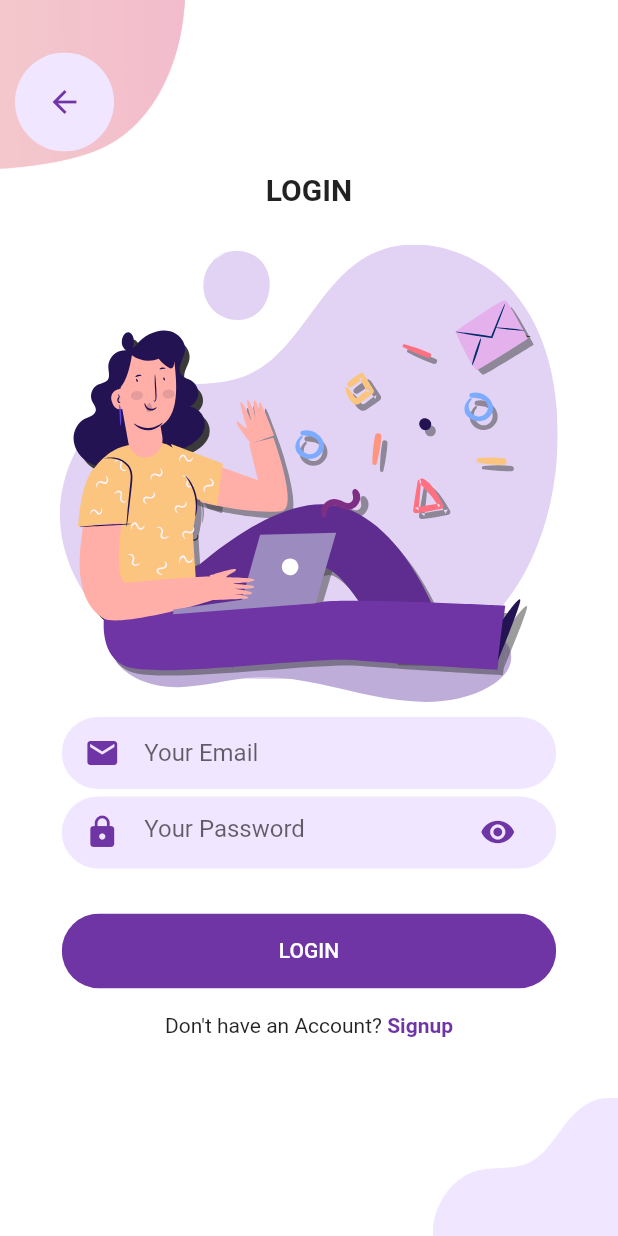
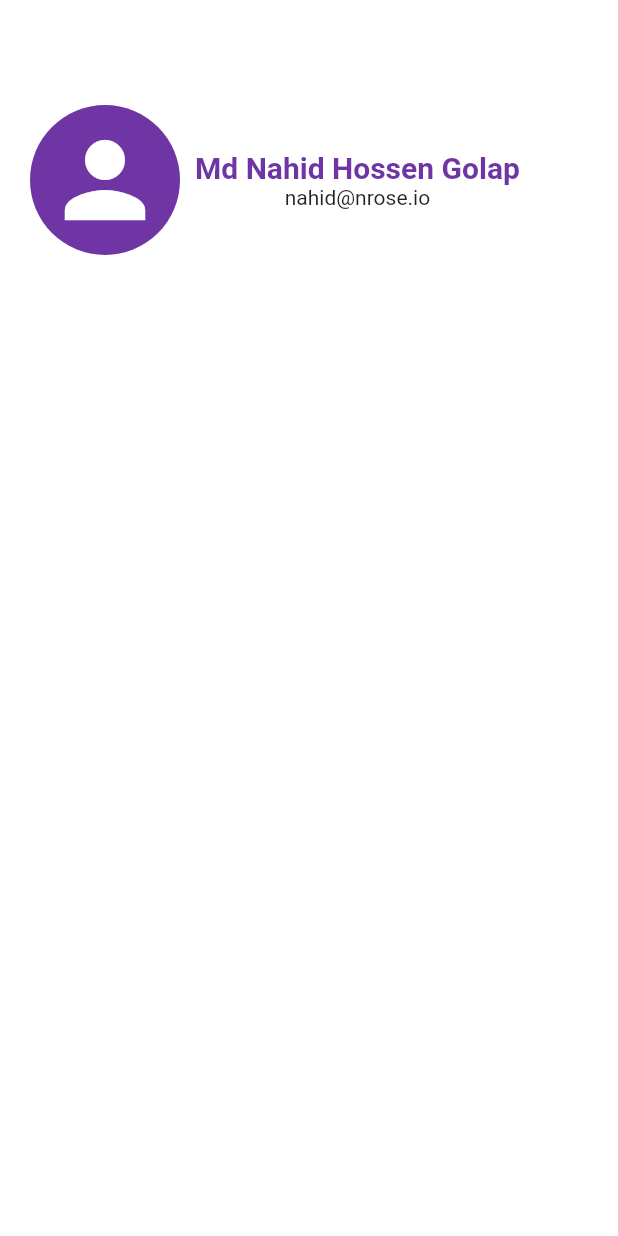
Before and after one commit to nrose-dev/flutter_welcome_signup_login, a Flutter app: the LoginScreen screen opened directly, after a tap on "LOGIN", on a phone screen of 412 x 824 dp. Run offline on Flutter 3.47's test engine with Material 2 defaults, Android fonts, the phone set to English and light mode, and no system bars; our stand-ins replace flutter_svg; missing offline and left inert: fancy_snackbar.

Commit message:
add dashboard screen

```diff
--- /dev/null
+++ b/lib/Screens/dashboard_screen.dart
@@ -0,0 +1,72 @@
+import 'package:flutter/material.dart';
+import 'package:flutter_welcome_signup_login/constants.dart';
+
+class DashboardScreen extends StatefulWidget {
+  const DashboardScreen({super.key});
+
+  @override
+  State<DashboardScreen> createState() => _DashboardScreenState();
+}
+
+class _DashboardScreenState extends State<DashboardScreen> {
+  @override
+  Widget build(BuildContext context) {
+    Size size = MediaQuery.of(context).size;
+    return Scaffold(
+      body: Container(
+        width: double.infinity,
+        padding: const EdgeInsets.all(20),
+        color: Colors.white,
+        alignment: Alignment.center,
+        child: Column(
+          children: [
+            const SizedBox(
+              height: 50,
+            ),
+            Row(
+              children: [
+                Container(
+                  alignment: Alignment.center,
+                  height: 100,
+                  width: 100,
+                  //padding: const EdgeInsets.symmetric(horizontal: 1),
+                  decoration: BoxDecoration(
+                    color: primaryColor,
+                    borderRadius: BorderRadius.circular(100),
+                  ),
+                  child: const Icon(
+                    Icons.person,
+                    size: 80,
+                    color: Colors.white,
+                  ),
+                ),
+                const SizedBox(
+                  width: 10,
+                ),
+                Container(
+                  alignment: Alignment.topLeft,
+                  child: Column(
+                    mainAxisAlignment: MainAxisAlignment.spaceBetween,
+                    children: const [
+                      Text(
+                        'Md Nahid Hossen Golap',
+                        style: TextStyle(
+                            fontSize: 20,
+                            fontWeight: FontWeight.bold,
+                            color: primaryColor),
+                      ),
+                      Text(
+                        'nahid@nrose.io',
+                        textAlign: TextAlign.left,
+                      )
+                    ],
+                  ),
+                ),
+              ],
+            ),
+          ],
+        ),
+      ),
+    );
+  }
+}
--- a/lib/Screens/login_screen.dart
+++ b/lib/Screens/login_screen.dart
@@ -2,6 +2,7 @@ import 'package:fancy_snackbar/fancy_snackbar.dart';
 import 'package:flutter/material.dart';
 
 import 'package:flutter_svg/flutter_svg.dart';
+import 'package:flutter_welcome_signup_login/Screens/dashboard_screen.dart';
 import 'package:flutter_welcome_signup_login/Screens/signup_screen.dart';
 import 'package:flutter_welcome_signup_login/constants.dart';
 
@@ -24,16 +25,14 @@ class LoginScreen extends StatelessWidget {
                 child: Image.asset(
                   "assets/images/signup_top.png",
                   width: size.width * 0.3,
-              )
-            ),
+                )),
             Positioned(
                 bottom: 0,
                 right: 0,
                 child: Image.asset(
                   "assets/images/login_bottom.png",
                   width: size.width * 0.3,
-              )
-            ),
+                )),
             SafeArea(
                 child: SingleChildScrollView(
               child: Column(
@@ -41,14 +40,15 @@ class LoginScreen extends StatelessWidget {
                 children: <Widget>[
                   Text(
                     "Login".toUpperCase(),
-                      style: const TextStyle(fontWeight: FontWeight.bold, fontSize: 20),
+                    style: const TextStyle(
+                        fontWeight: FontWeight.bold, fontSize: 20),
                   ),
-                    SizedBox(width: size.width * 1,height: 25),
+                  SizedBox(width: size.width * 1, height: 25),
                   SvgPicture.asset(
                     "assets/icons/login.svg",
                     height: size.height * 0.37,
                   ),
-                    SizedBox(width: size.width * 1,height: 10),
+                  SizedBox(width: size.width * 1, height: 10),
                   SizedBox(
                     width: size.width * 0.8,
                     child: Column(
@@ -57,23 +57,26 @@ class LoginScreen extends StatelessWidget {
                           padding: const EdgeInsets.symmetric(horizontal: 15),
                           decoration: BoxDecoration(
                               color: primaryLightColor,
-                                borderRadius: BorderRadius.circular(30)
-                            ),
+                              borderRadius: BorderRadius.circular(30)),
                           child: const TextField(
                             decoration: InputDecoration(
-                                icon: Icon(Icons.email, color: primaryColor,),
+                              icon: Icon(
+                                Icons.email,
+                                color: primaryColor,
+                              ),
                               hintText: "Your Email",
                               border: InputBorder.none,
                             ),
                           ),
                         ),
-                          const SizedBox(height: 5,),
+                        const SizedBox(
+                          height: 5,
+                        ),
                         Container(
                           padding: const EdgeInsets.symmetric(horizontal: 15),
                           decoration: BoxDecoration(
                               color: primaryLightColor,
-                                borderRadius: BorderRadius.circular(30)
-                            ),
+                              borderRadius: BorderRadius.circular(30)),
                           child: const TextField(
                             obscureText: true,
                             decoration: InputDecoration(
@@ -93,7 +96,7 @@ class LoginScreen extends StatelessWidget {
                       ],
                     ),
                   ),
-                    SizedBox(width: size.width * 1,height: 30),
+                  SizedBox(width: size.width * 1, height: 30),
                   SizedBox(
                     width: size.width * 0.8,
                     height: 50,
@@ -102,26 +105,10 @@ class LoginScreen extends StatelessWidget {
                       child: TextButton(
                         onPressed: () {
                           login(context);
-                            /*final snackBar = SnackBar(
-                              /// need to set following properties for best effect of awesome_snackbar_content
-                              elevation: 0,
-                              behavior: SnackBarBehavior.floating,
-                              backgroundColor: Colors.transparent,
-                              content: AwesomeSnackbarContent(
-                                title: 'On Snap!',
-                                message:'This is an example error message that will be shown in the body of snackbar!',
-
-                                /// change contentType to ContentType.success, ContentType.warning or ContentType.help for variants
-                                contentType: ContentType.help,
-                              ),
-                            );
-
-                            ScaffoldMessenger.of(context)
-                              ..hideCurrentSnackBar()
-                              ..showSnackBar(snackBar);*/
-
                         },
-                          style: ButtonStyle(backgroundColor: MaterialStateProperty.all(primaryColor)),
+                        style: ButtonStyle(
+                            backgroundColor:
+                                MaterialStateProperty.all(primaryColor)),
                         child: Text(
                           "Login".toUpperCase(),
                           style: const TextStyle(color: Colors.white),
@@ -138,29 +125,24 @@ class LoginScreen extends StatelessWidget {
                       children: [
                         const Text("Don't have an Account?"),
                         GestureDetector(
-                              onTap: (){
-                                Navigator.push(
-                                    context,
-                                    MaterialPageRoute(
-                                        builder: (context){
+                            onTap: () {
+                              Navigator.push(context,
+                                  MaterialPageRoute(builder: (context) {
                                 return const SignupScreen();
-                                        }
-                                    )
-                                );
+                              }));
                             },
                             child: const Text(
                               " Signup",
-                                style: TextStyle(color: primaryColor, fontWeight: FontWeight.bold),
-                              )
-                          )
+                              style: TextStyle(
+                                  color: primaryColor,
+                                  fontWeight: FontWeight.bold),
+                            ))
                       ],
                     ),
                   ),
                 ],
               ),
-              )
-
-            ),
+            )),
             Positioned(
               top: 35,
               left: 10,
@@ -168,15 +150,20 @@ class LoginScreen extends StatelessWidget {
                 borderRadius: BorderRadius.circular(50),
                 child: TextButton(
                     style: ButtonStyle(
-                      backgroundColor: MaterialStateProperty.all(primaryLightColor),
+                      backgroundColor:
+                          MaterialStateProperty.all(primaryLightColor),
                     ),
-                    onPressed: () { Navigator.pop(context); },
+                    onPressed: () {
+                      Navigator.pop(context);
+                    },
                     child: const SizedBox(
                       width: 50,
                       height: 50,
-                      child: Icon(Icons.arrow_back, color: primaryColor,),
-                    )
+                      child: Icon(
+                        Icons.arrow_back,
+                        color: primaryColor,
                       ),
+                    )),
               ),
             ),
           ],
@@ -186,14 +173,16 @@ class LoginScreen extends StatelessWidget {
   }
 }
 
-login (context){
-
+login(context) {
+  Navigator.push(context, MaterialPageRoute(builder: (context) {
+    return const DashboardScreen();
+  }));
   FancySnackbar.showSnackbar(
     context,
-    snackBarType: FancySnackBarType.error,
-    title: "Whoops",
-    message: "Invalid email! Enter a valid email and try again. \nThank you ",
-    duration: 2,
+    snackBarType: FancySnackBarType.success,
+    title: "Welcome Back!",
+    message: "Hello Golap, welcome to new dashboard.",
+    duration: 3,
     onCloseEvent: () {},
   );
 }
```
Lines whose indentation alone changed are shown as unchanged.
